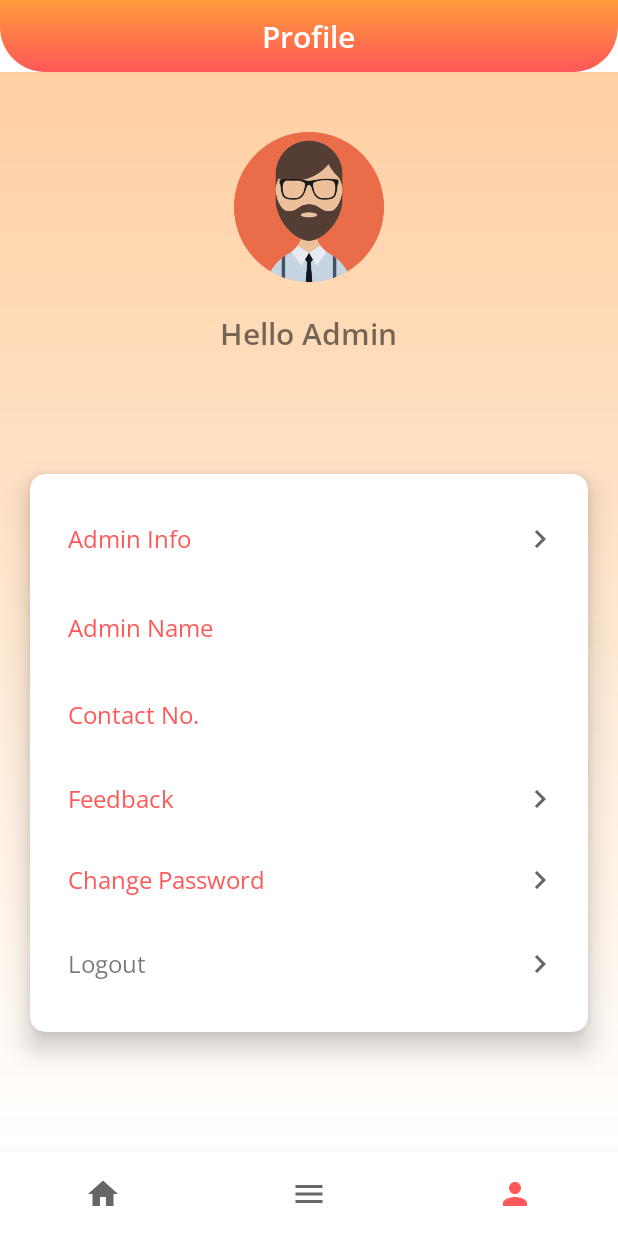
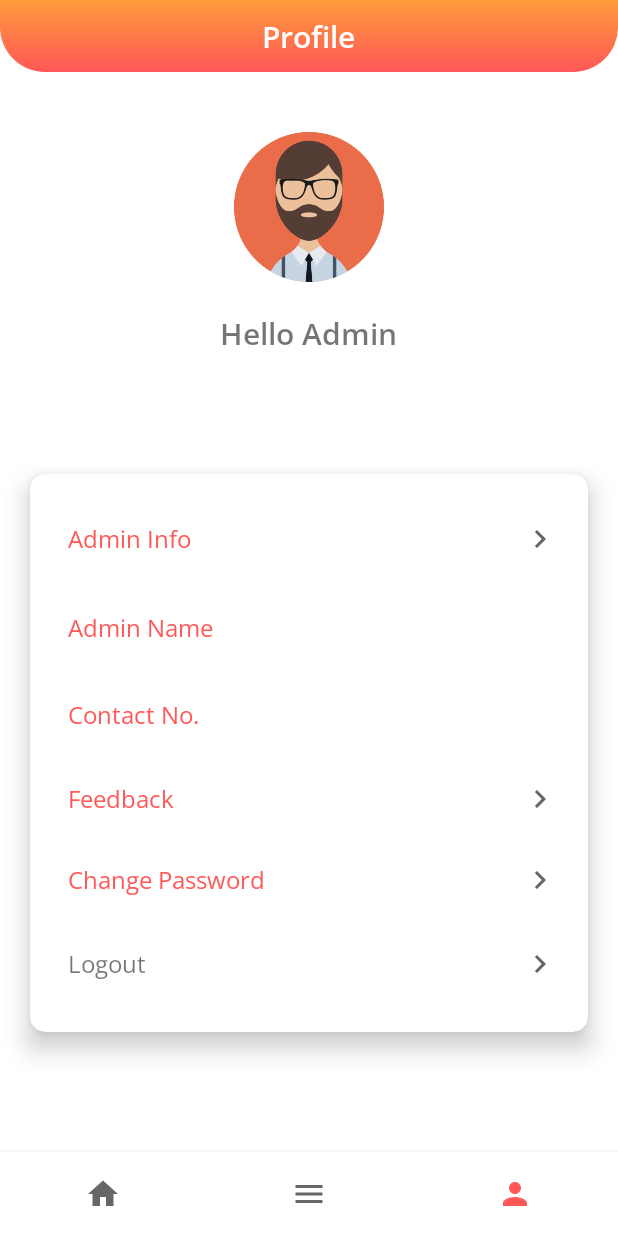
Before and after one commit to theanandankit/OMRReaderAndroid, an Android app: the screen it shows after launch (AdminHomeScreen), item 3 of the bottom bar chosen, on a phone screen of 412 x 824 dp. Run offline under Robolectric (Android 15) with nearby library versions, the phone set to English and light mode, and no system bars; our stand-ins replace CircleImageView.

Commit message:
home screen updated

```diff
--- a/app/src/main/java/com/Project/OMRReader/Fragments/HomeAdminFragment.java
+++ b/app/src/main/java/com/Project/OMRReader/Fragments/HomeAdminFragment.java
@@ -1,23 +1,69 @@
 package com.Project.OMRReader.Fragments;
 
 import android.os.Bundle;
+import android.util.Log;
 import android.view.LayoutInflater;
 import android.view.View;
 import android.view.ViewGroup;
+import android.widget.TextView;
 
 import androidx.annotation.NonNull;
 import androidx.annotation.Nullable;
 import androidx.fragment.app.Fragment;
 
+import com.Project.OMRReader.Models.RetrofitModels.AdminHomeResponse;
 import com.Project.OMRReader.R;
+import com.Project.OMRReader.RetrofitCalls.AdminHomeInfoInterface;
+import com.Project.OMRReader.RetrofitCalls.Impl.AdminHomeInfoImpl;
 
-public class HomeAdminFragment extends Fragment {
+public class HomeAdminFragment extends Fragment implements AdminHomeInfoInterface {
+
+    TextView totalStudent,totalQuiz,topName,topBatch,topAccuracy,lastTopic,lastDate,lastType,lastInitiated,quizId;
+    AdminHomeInfoImpl adminHomeInfo;;
 
     @Nullable
     @Override
     public View onCreateView(@NonNull LayoutInflater inflater, @Nullable ViewGroup container, @Nullable Bundle savedInstanceState) {
         View view = inflater.inflate(R.layout.home_admin_fragment,container,false);
 
+        init(view);
+        adminHomeInfo = new AdminHomeInfoImpl(this);
+        adminHomeInfo.get();
+
         return view;
     }
+
+    private void setLastDate(AdminHomeResponse response){
+        totalQuiz.setText(String.valueOf(response.getTotalQuiz()));
+        totalStudent.setText(String.valueOf(response.getTotalStudent()));
+        topName.setText(response.getGainer().getUser_info().getFirst_name()+" "+response.getGainer().getUser_info().getLast_name());
+        topBatch.setText(response.getGainer().getBatch());
+        topAccuracy.setText(response.getGainer().getAbout());
+        lastTopic.setText(response.getLastQuiz().getTopic());
+        if (response.getLastQuiz().isNegative())
+            lastType.setText("Negative Multiple Correct");
+        else
+            lastType.setText("Multiple Correct");
+        lastInitiated.setText(response.getLastQuiz().getInitiatedBy());
+        lastDate.setText(response.getLastQuiz().getDate());
+        quizId.setText("Last Quiz: "+response.getLastQuiz().getId());
+    }
+
+    private void init(View view){
+        totalQuiz = view.findViewById(R.id.quiz);
+        totalStudent = view.findViewById(R.id.student);
+        topAccuracy = view.findViewById(R.id.topAccuracy);
+        topBatch = view.findViewById(R.id.topBatch);
+        topName = view.findViewById(R.id.topName);
+        lastDate = view.findViewById(R.id.lastDate);
+        lastInitiated = view.findViewById(R.id.lastInitiated);
+        lastTopic = view.findViewById(R.id.lastTopic);
+        lastType = view.findViewById(R.id.lastType);
+        quizId = view.findViewById(R.id.quizid);
+    }
+
+    @Override
+    public void response(AdminHomeResponse response) {
+            setLastDate(response);
+    }
 }
--- a/app/src/main/java/com/Project/OMRReader/Models/RetrofitModels/CompleteUserInfoResponse.java
+++ b/app/src/main/java/com/Project/OMRReader/Models/RetrofitModels/CompleteUserInfoResponse.java
@@ -4,7 +4,7 @@ public class CompleteUserInfoResponse {
 
     String about;
 
-    Integer contactNo;
+    String contactNo;
 
     String address;
 
@@ -20,11 +20,11 @@ public class CompleteUserInfoResponse {
         this.about = about;
     }
 
-    public Integer getContactNo() {
+    public String  getContactNo() {
         return contactNo;
     }
 
-    public void setContactNo(Integer contactNo) {
+    public void setContactNo(String contactNo) {
         this.contactNo = contactNo;
     }
 
--- /dev/null
+++ b/app/src/main/java/com/Project/OMRReader/RetrofitCalls/AdminHomeInfoInterface.java
@@ -0,0 +1,8 @@
+package com.Project.OMRReader.RetrofitCalls;
+
+import com.Project.OMRReader.Models.RetrofitModels.AdminHomeResponse;
+
+public interface AdminHomeInfoInterface {
+
+    public void response(AdminHomeResponse response);
+}
--- /dev/null
+++ b/app/src/main/java/com/Project/OMRReader/RetrofitCalls/Impl/AdminHomeInfoImpl.java
@@ -0,0 +1,40 @@
+package com.Project.OMRReader.RetrofitCalls.Impl;
+
+import android.util.Log;
+
+import com.Project.OMRReader.Models.RetrofitModels.AdminHomeResponse;
+import com.Project.OMRReader.RetrofitCalls.AdminHomeInfoInterface;
+import com.Project.OMRReader.Services.ApiClient;
+
+import retrofit2.Call;
+import retrofit2.Callback;
+import retrofit2.Response;
+
+public class AdminHomeInfoImpl {
+
+    ApiClient apiClient;
+    AdminHomeInfoInterface adminHomeInfoInterface;
+
+    public AdminHomeInfoImpl(AdminHomeInfoInterface adminHomeInfoInterface){
+        apiClient = new ApiClient();
+        this.adminHomeInfoInterface = adminHomeInfoInterface;
+    }
+
+    public void get(){
+        Call<AdminHomeResponse> call = apiClient.getApiinterface().adminHomeInfo();
+        call.enqueue(new Callback<AdminHomeResponse>() {
+            @Override
+            public void onResponse(Call<AdminHomeResponse> call, Response<AdminHomeResponse> response) {
+
+                adminHomeInfoInterface.response(response.body());
+            }
+
+            @Override
+            public void onFailure(Call<AdminHomeResponse> call, Throwable t) {
+
+                Log.e("ok",t.getMessage());
+
+            }
+        });
+    }
+}
--- a/app/src/main/java/com/Project/OMRReader/Services/RetrofitInterface.java
+++ b/app/src/main/java/com/Project/OMRReader/Services/RetrofitInterface.java
@@ -1,5 +1,6 @@
 package com.Project.OMRReader.Services;
 
+import com.Project.OMRReader.Models.RetrofitModels.AdminHomeResponse;
 import com.Project.OMRReader.Models.RetrofitModels.QuizResponse;
 import com.Project.OMRReader.Models.RetrofitModels.ResponseStatus;
 
@@ -19,4 +20,7 @@ public interface RetrofitInterface {
 
     @GET("allQuizInfo/")
     Call<ArrayList<QuizResponse>> getAllQuiz();
+
+    @GET("adminHomeInfo/")
+    Call<AdminHomeResponse> adminHomeInfo();
 }
--- a/app/src/main/res/layout/profile_admin_fragment.xml
+++ b/app/src/main/res/layout/profile_admin_fragment.xml
@@ -2,7 +2,6 @@
 <RelativeLayout xmlns:android="http://schemas.android.com/apk/res/android"
     xmlns:app="http://schemas.android.com/apk/res-auto"
     android:layout_width="match_parent"
-    android:background="@drawable/backgroundgradient"
     android:layout_height="match_parent">
 
     <de.hdodenhof.circleimageview.CircleImageView
```
Also changed, not shown: app/src/main/java/com/Project/OMRReader/Models/RetrofitModels/AdminHomeResponse.java (+10 -0 lines), app/src/main/res/layout/home_admin_fragment.xml (+10 -5 lines).
